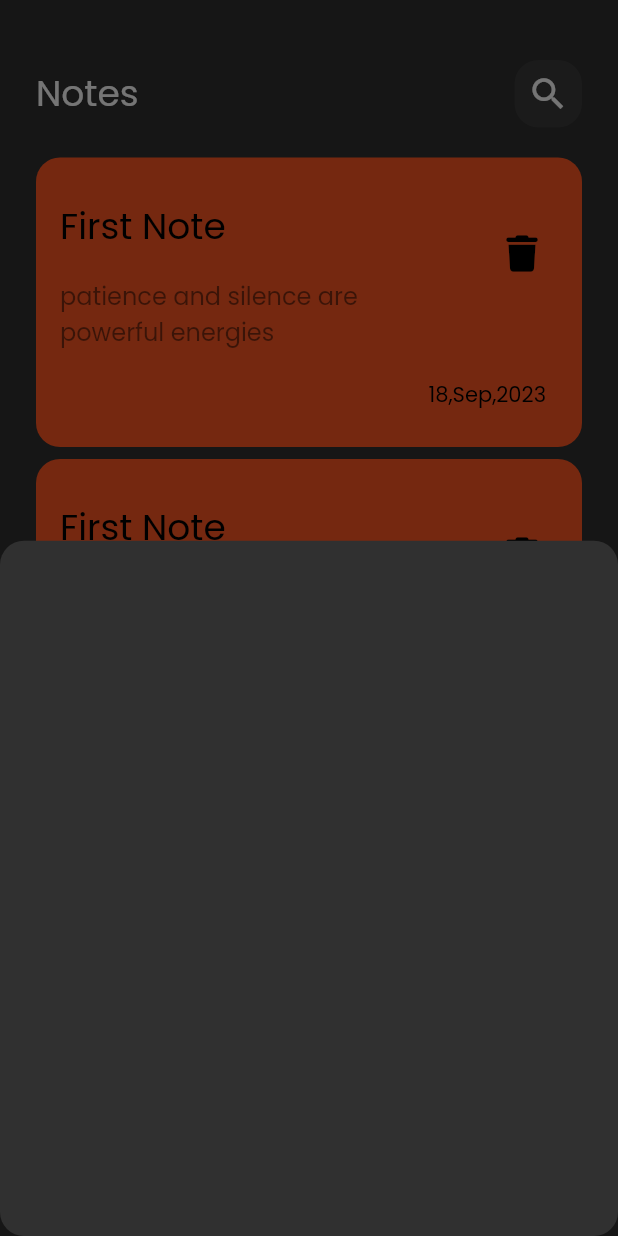
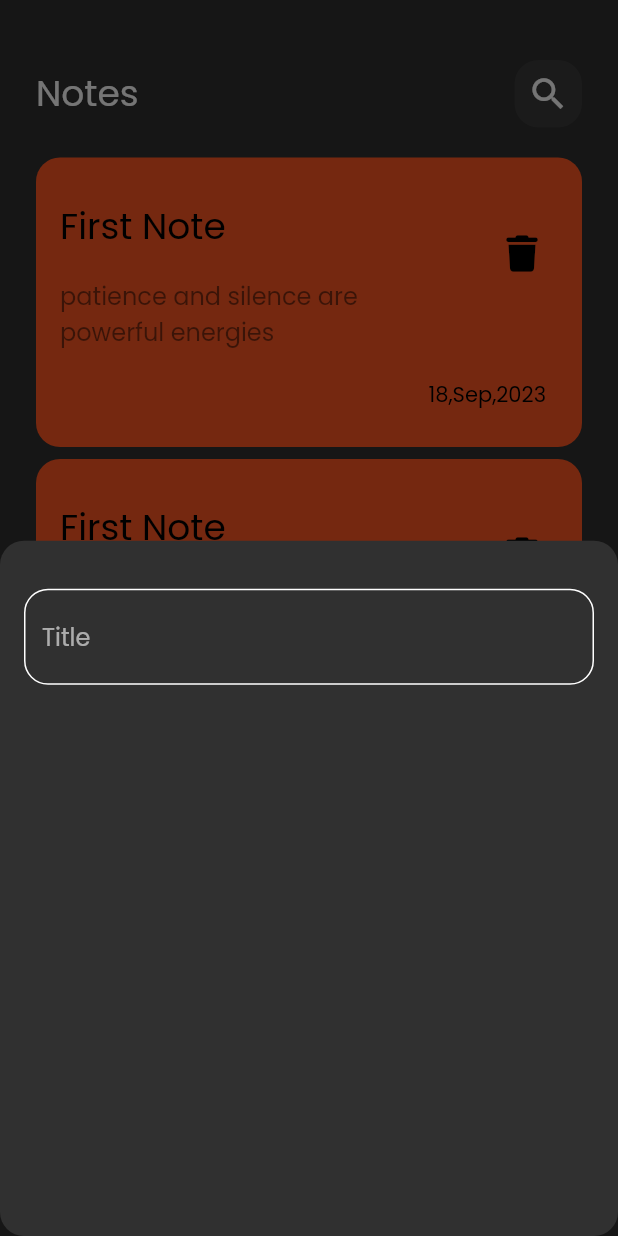
Before and after one commit to mohamedhamed409/diaries_app, a Flutter app: the screen it shows after launch, after a tap on the "add" icon, on a phone screen of 412 x 824 dp. Run offline on Flutter 3.47's test engine with Material 2 defaults, Android fonts, the phone set to English and light mode, and no system bars; our stand-ins replace font_awesome_flutter.

Commit message:
custom textfield

```diff
--- /dev/null
+++ b/lib/constants.dart
@@ -0,0 +1,3 @@
+import 'package:flutter/material.dart';
+
+const kPrimaryColor = Color(0xff62FCD7);
--- a/lib/views/widgets/add_note_bottomsheet.dart
+++ b/lib/views/widgets/add_note_bottomsheet.dart
@@ -1,16 +1,22 @@
 import 'package:flutter/material.dart';
+
+import 'custom_textfield.dart';
 
 class AddNoteBottomSheet extends StatelessWidget {
   const AddNoteBottomSheet({super.key});
 
   @override
   Widget build(BuildContext context) {
-    return Container(
-        decoration: BoxDecoration(),
-        child: const Column(
-          children: [
-            Text(''),
-          ],
-        ));
+    return const Padding(
+      padding: EdgeInsets.symmetric(horizontal: 16),
+      child: Column(
+        children: [
+          SizedBox(
+            height: 32,
+          ),
+          CustomTextField(),
+        ],
+      ),
+    );
   }
 }
--- /dev/null
+++ b/lib/views/widgets/custom_textfield.dart
@@ -0,0 +1,25 @@
+import 'package:diaries_app/constants.dart';
+import 'package:flutter/material.dart';
+
+class CustomTextField extends StatelessWidget {
+  const CustomTextField({super.key});
+
+  @override
+  Widget build(BuildContext context) {
+    return TextField(
+      cursorColor: kPrimaryColor,
+      decoration: InputDecoration(
+          hintText: 'Title',
+          border: customBorder(),
+          enabledBorder: customBorder(),
+          focusedBorder: customBorder(kPrimaryColor)),
+    );
+  }
+
+  OutlineInputBorder customBorder([color]) {
+    return OutlineInputBorder(
+      borderRadius: BorderRadius.circular(16),
+      borderSide: BorderSide(color: color ?? Colors.white),
+    );
+  }
+}
```
